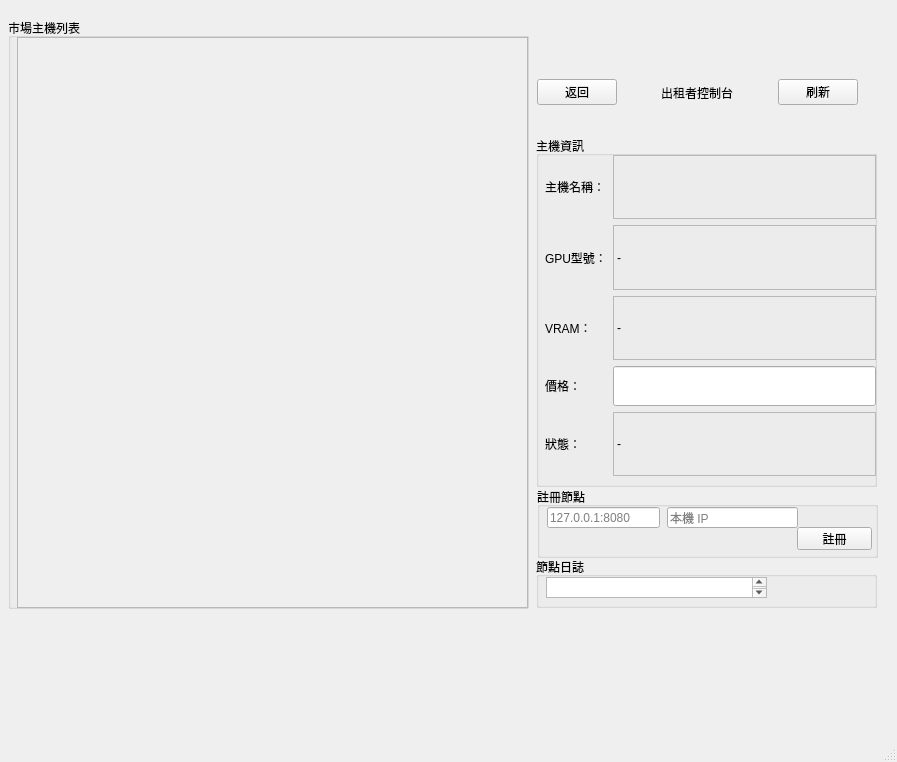
Before: the Qt Designer form GPURentalApp/mainwindow.ui in NIU-Senior-Project/QtGUI, drawn with Qt 5.
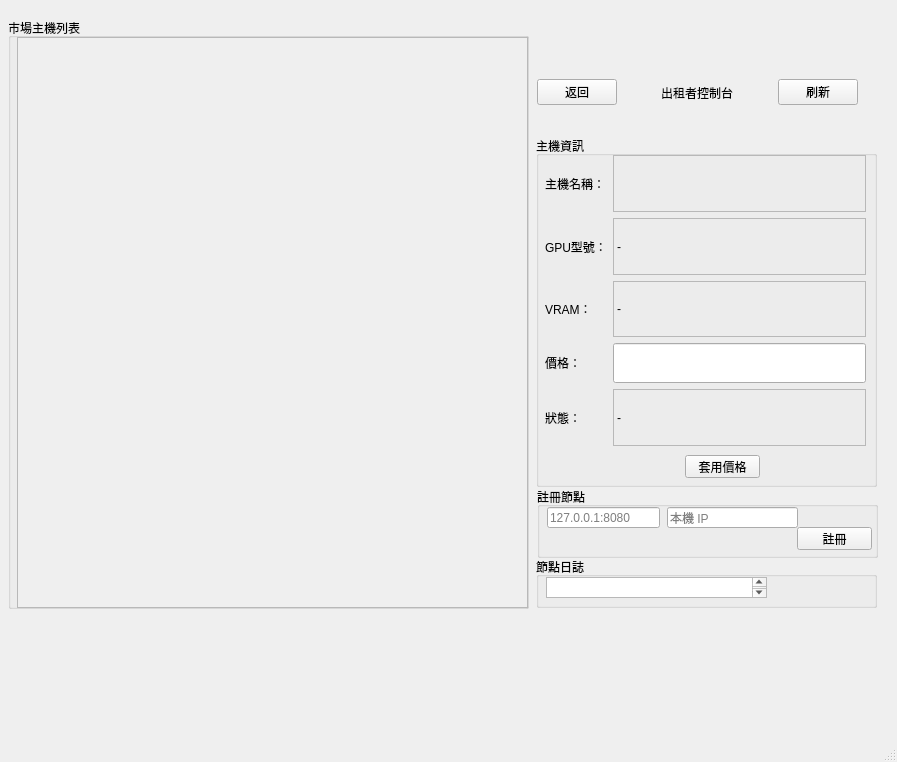
After: the same form once the commit is applied.

Commit message: 新增確認按鈕

```diff
--- a/GPURentalApp/mainwindow.ui
+++ b/GPURentalApp/mainwindow.ui
@@ -426,8 +426,8 @@
                    <rect>
                     <x>10</x>
                     <y>10</y>
-                    <width>331</width>
-                    <height>321</height>
+                    <width>321</width>
+                    <height>291</height>
                    </rect>
                   </property>
                   <layout class="QGridLayout" name="gridLayout">
@@ -542,6 +542,19 @@
                    </item>
                   </layout>
                  </widget>
+                 <widget class="QPushButton" name="btn_p_apply_price">
+                  <property name="geometry">
+                   <rect>
+                    <x>150</x>
+                    <y>310</y>
+                    <width>75</width>
+                    <height>23</height>
+                   </rect>
+                  </property>
+                  <property name="text">
+                   <string>套用價格</string>
+                  </property>
+                 </widget>
                 </widget>
                </widget>
                <widget class="QGroupBox" name="gb_p_register">
```
The commit also changes 2 other files.
